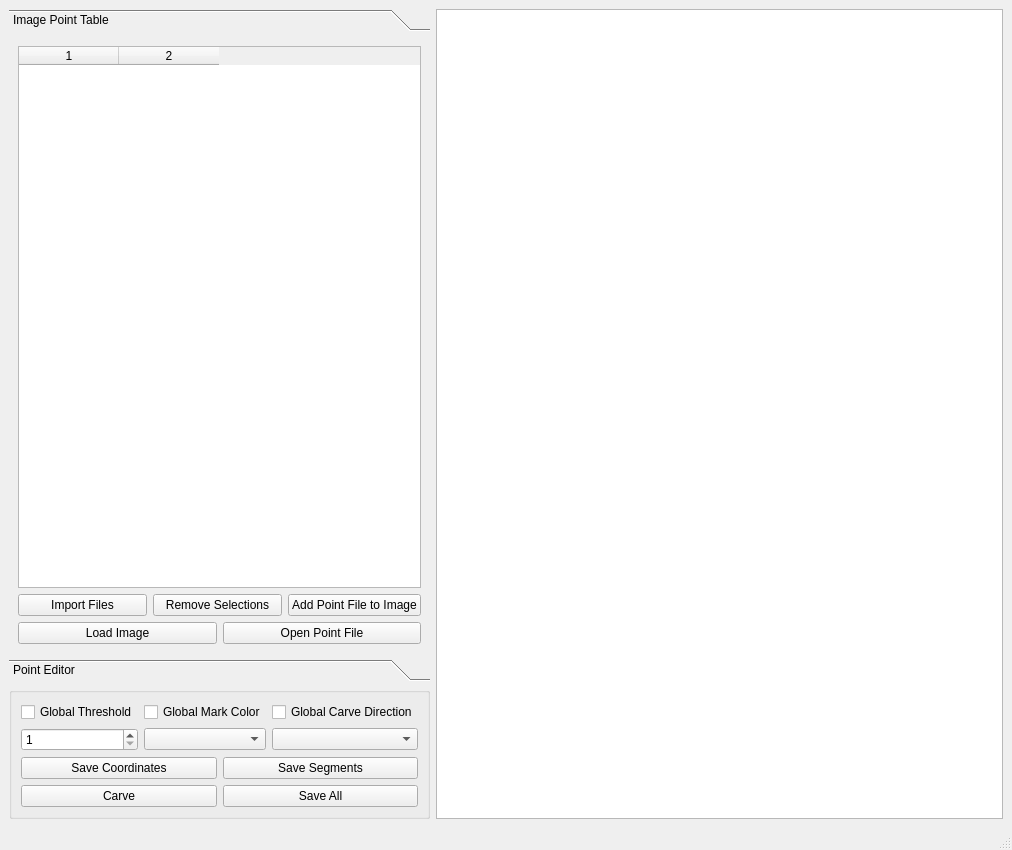
First picture: the form in pointcarver/ui/interface2.ui, repository D-K-E/PointCarver, before the edit.
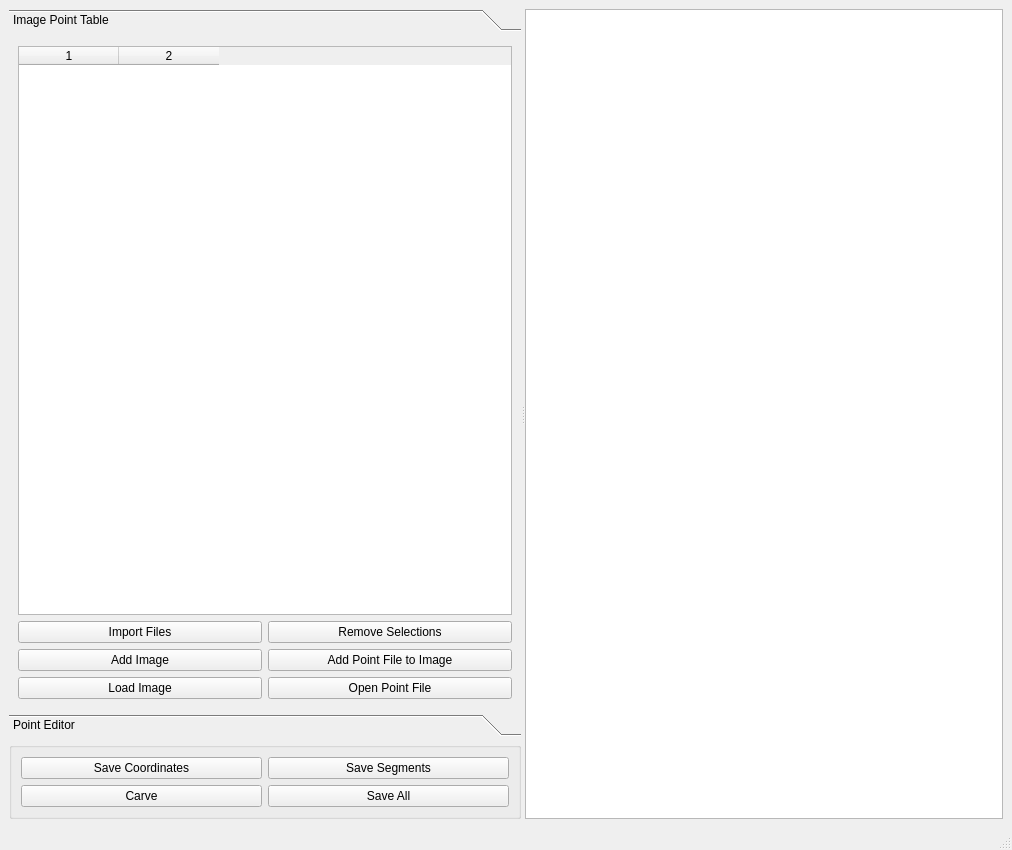
Second picture: the form after the edit. The open tabs and pages were chosen to show the change.

Commit message:
Interface 2 is done
Interface 2 is done. This interface should be finished the rest is bug fixing.

```diff
--- a/pointcarver/ui/interface2.ui
+++ b/pointcarver/ui/interface2.ui
@@ -14,11 +14,20 @@
    <string>MainWindow</string>
   </property>
   <widget class="QWidget" name="centralwidget">
-   <layout class="QHBoxLayout" name="horizontalLayout_12" stretch="0">
+   <layout class="QVBoxLayout" name="verticalLayout_10">
     <item>
-     <layout class="QHBoxLayout" name="horizontalLayout" stretch="0,1">
-      <item>
-       <layout class="QVBoxLayout" name="verticalLayout_5" stretch="1,0">
+     <widget class="QSplitter" name="splitter">
+      <property name="sizePolicy">
+       <sizepolicy hsizetype="Expanding" vsizetype="Expanding">
+        <horstretch>0</horstretch>
+        <verstretch>0</verstretch>
+       </sizepolicy>
+      </property>
+      <property name="orientation">
+       <enum>Qt::Horizontal</enum>
+      </property>
+      <widget class="QWidget" name="verticalLayoutWidget">
+       <layout class="QVBoxLayout" name="verticalLayout_5">
         <item>
          <widget class="QToolBox" name="toolBox">
           <property name="currentIndex">
@@ -29,8 +38,8 @@
             <rect>
              <x>0</x>
              <y>0</y>
-             <width>500</width>
-             <height>509</height>
+             <width>536</width>
+             <height>591</height>
             </rect>
            </property>
            <attribute name="label">
@@ -53,7 +62,7 @@
              </widget>
             </item>
             <item>
-             <layout class="QHBoxLayout" name="horizontalLayout_8">
+             <layout class="QHBoxLayout" name="horizontalLayout_15">
               <item>
                <widget class="QPushButton" name="importBtn">
                 <property name="text">
@@ -62,12 +71,23 @@
                </widget>
               </item>
               <item>
-               <widget class="QPushButton" name="pushButton">
+               <widget class="QPushButton" name="removeImagePointBtn">
                 <property name="text">
                  <string>Remove Selections</string>
                 </property>
                </widget>
               </item>
+             </layout>
+            </item>
+            <item>
+             <layout class="QHBoxLayout" name="horizontalLayout_8">
+              <item>
+               <widget class="QPushButton" name="addImageBtn">
+                <property name="text">
+                 <string>Add Image</string>
+                </property>
+               </widget>
+              </item>
               <item>
                <widget class="QPushButton" name="addPoint2ImageBtn">
                 <property name="text">
@@ -273,97 +293,40 @@
          <widget class="QGroupBox" name="carveGroup">
           <layout class="QVBoxLayout" name="verticalLayout_3">
            <item>
-            <layout class="QHBoxLayout" name="horizontalLayout_6">
+            <layout class="QVBoxLayout" name="verticalLayout">
              <item>
-              <layout class="QVBoxLayout" name="verticalLayout_14">
+              <layout class="QHBoxLayout" name="horizontalLayout_7">
                <item>
-                <widget class="QCheckBox" name="globalThreshCBox">
+                <widget class="QPushButton" name="saveCoordinatesBtn">
                  <property name="text">
-                  <string>Global Threshold</string>
+                  <string>Save Coordinates</string>
                  </property>
                 </widget>
                </item>
                <item>
-                <widget class="QSpinBox" name="globalThreshSpinBox">
-                 <property name="minimum">
-                  <number>1</number>
+                <widget class="QPushButton" name="saveBtn">
+                 <property name="text">
+                  <string>Save Segments</string>
                  </property>
                 </widget>
                </item>
               </layout>
              </item>
              <item>
-              <layout class="QVBoxLayout" name="verticalLayout_10">
+              <layout class="QHBoxLayout" name="horizontalLayout_3">
                <item>
-                <widget class="QCheckBox" name="globalMarkColorCBox">
+                <widget class="QPushButton" name="carveBtn">
                  <property name="text">
-                  <string>Global Mark Color</string>
+                  <string>Carve</string>
                  </property>
                 </widget>
                </item>
                <item>
-                <widget class="QComboBox" name="markColorComboBox"/>
-               </item>
-              </layout>
-             </item>
-             <item>
-              <layout class="QVBoxLayout" name="verticalLayout_11">
-               <item>
-                <widget class="QCheckBox" name="globalCarveDirCBox">
+                <widget class="QPushButton" name="saveAllBtn">
                  <property name="text">
-                  <string>Global Carve Direction</string>
+                  <string>Save All</string>
                  </property>
                 </widget>
-               </item>
-               <item>
-                <widget class="QComboBox" name="carveDirComboBox"/>
-               </item>
-              </layout>
-             </item>
-            </layout>
-           </item>
-           <item>
-            <layout class="QHBoxLayout" name="horizontalLayout_2">
-             <item>
-              <layout class="QVBoxLayout" name="verticalLayout">
-               <item>
-                <layout class="QHBoxLayout" name="horizontalLayout_4"/>
-               </item>
-               <item>
-                <layout class="QHBoxLayout" name="horizontalLayout_7">
-                 <item>
-                  <widget class="QPushButton" name="saveCoordinatesBtn">
-                   <property name="text">
-                    <string>Save Coordinates</string>
-                   </property>
-                  </widget>
-                 </item>
-                 <item>
-                  <widget class="QPushButton" name="saveBtn">
-                   <property name="text">
-                    <string>Save Segments</string>
-                   </property>
-                  </widget>
-                 </item>
-                </layout>
-               </item>
-               <item>
-                <layout class="QHBoxLayout" name="horizontalLayout_3">
-                 <item>
-                  <widget class="QPushButton" name="carveBtn">
-                   <property name="text">
-                    <string>Carve</string>
-                   </property>
-                  </widget>
-                 </item>
-                 <item>
-                  <widget class="QPushButton" name="saveAllBtn">
-                   <property name="text">
-                    <string>Save All</string>
-                   </property>
-                  </widget>
-                 </item>
-                </layout>
                </item>
               </layout>
              </item>
@@ -373,11 +336,16 @@
          </widget>
         </item>
        </layout>
-      </item>
-      <item>
-       <widget class="QGraphicsView" name="canvas"/>
-      </item>
-     </layout>
+      </widget>
+      <widget class="QGraphicsView" name="canvas">
+       <property name="sizePolicy">
+        <sizepolicy hsizetype="MinimumExpanding" vsizetype="MinimumExpanding">
+         <horstretch>0</horstretch>
+         <verstretch>0</verstretch>
+        </sizepolicy>
+       </property>
+      </widget>
+     </widget>
     </item>
    </layout>
   </widget>
```
Left out of the diff: 12 changed lines with no effect on the pictures. The commit also changes 18 other files.
